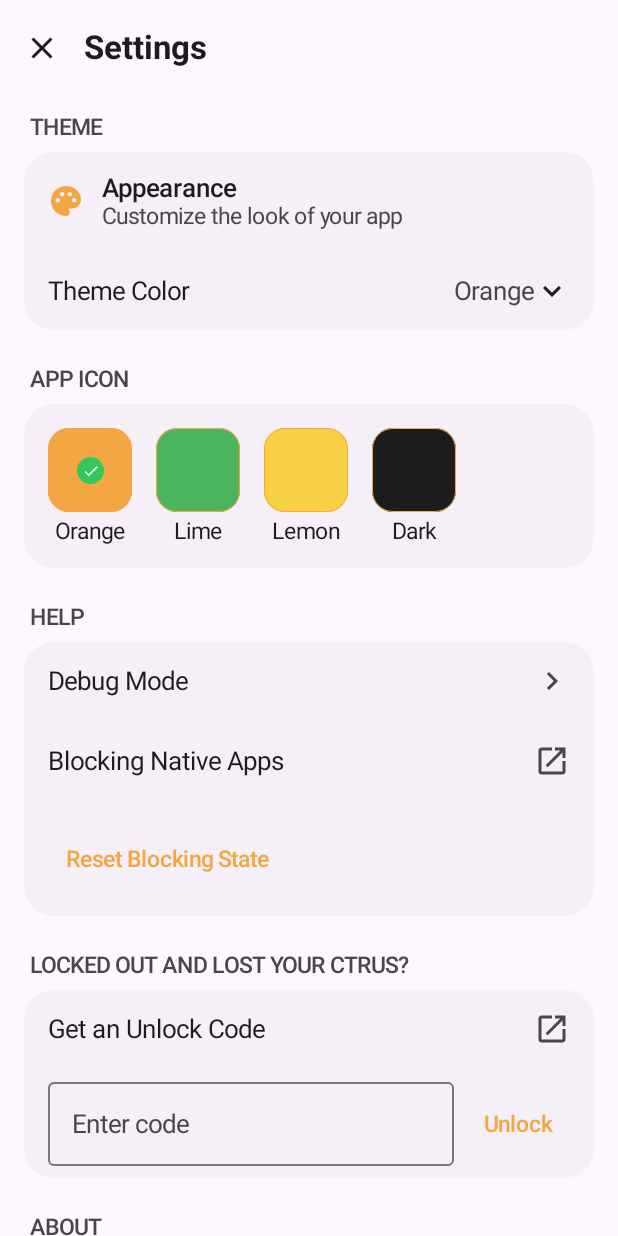
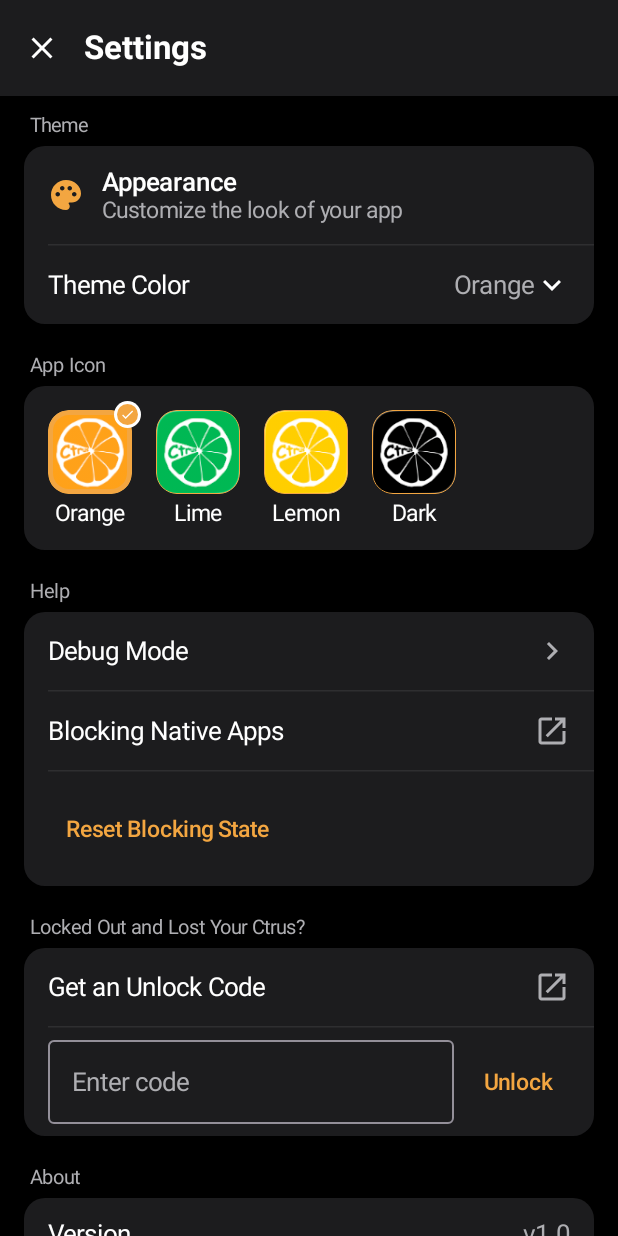
Before and after one commit to Ctrus-dev/Ctrus-Android---Fresh-Start-Every-Tap, an Android app built with Jetpack Compose: the screen it shows after launch (MainActivity), after a tap on "Settings", on a phone screen of 412 x 824 dp. Run offline under Robolectric (Android 15) with nearby library versions, the light colour scheme and no system bars.

Commit message:
Dark theme + real app icon artwork to match iOS
Settings/session screens were rendering in a stock Material3 light scheme while
every iOS reference screenshot is dark — swapped to a dark color scheme (near-black
background, #1C1C1E grouped-row cards) matching iOS's inset-grouped dark list style.
Section headers no longer force uppercase (iOS keeps sentence case).

Ported the 4 real app-icon preview PNGs from the iOS asset catalog
(Assets.xcassets/AppIcon*Preview.imageset) into drawable-xhdpi/ and wired the
Settings "App Icon" row to show them with a proper top-trailing checkmark badge,
instead of flat placeholder color swatches. Also swapped the launcher's own
placeholder "C" glyph for the real orange icon artwork.

Fixed HomeScreen, which intentionally keeps its light pastel background: it was
inheriting the new dark theme's white text color and became illegible. Gives it
fixed dark text colors instead of following the (now dark) theme defaults.

Also: gradle.properties got org.gradle.tooling.parallel=true (external edit, kept
as-is), and Gradle auto-generated gradle/gradle-daemon-jvm.properties pinning the
daemon toolchain to JDK 25 after opening in Android Studio — committed as generated.

```diff
--- a/app/src/main/java/mo/dev/ctrus/theme/Theme.kt
+++ b/app/src/main/java/mo/dev/ctrus/theme/Theme.kt
@@ -2,13 +2,14 @@ package mo.dev.ctrus.theme
 
 import android.content.Context
 import androidx.compose.material3.MaterialTheme
-import androidx.compose.material3.lightColorScheme
+import androidx.compose.material3.darkColorScheme
 import androidx.compose.runtime.Composable
 import androidx.compose.runtime.CompositionLocalProvider
 import androidx.compose.runtime.getValue
 import androidx.compose.runtime.mutableStateOf
 import androidx.compose.runtime.setValue
 import androidx.compose.runtime.staticCompositionLocalOf
+import androidx.compose.ui.graphics.Color
 
 private const val PREFS_NAME = "mo.dev.ctrus.theme"
 private const val KEY_THEME_COLOR_NAME = "CtrusThemeColorName"
@@ -47,13 +48,28 @@ val LocalThemeManager = staticCompositionLocalOf<ThemeManager> {
     error("No ThemeManager provided — wrap content in CtrusTheme")
 }
 
+// The iOS app renders its Settings/list screens in dark mode (near-black background,
+// slightly lighter grouped-row cards) — matched here rather than following the
+// device's system light/dark setting, since that's what every iOS reference
+// screenshot in this project shows.
+private val CtrusBackground = Color(0xFF000000)
+private val CtrusSurface = Color(0xFF1C1C1E)
+private val CtrusSurfaceVariant = Color(0xFF1C1C1E)
+private val CtrusOnSurfaceVariant = Color(0xFFAEAEB2)
+
 @Composable
 fun CtrusTheme(themeManager: ThemeManager, content: @Composable () -> Unit) {
     val themeColor = themeManager.selectedColorOption.color
-    val colorScheme = lightColorScheme(
+    val colorScheme = darkColorScheme(
         primary = themeColor,
         secondary = themeColor,
         tertiary = themeColor,
+        background = CtrusBackground,
+        surface = CtrusSurface,
+        surfaceVariant = CtrusSurfaceVariant,
+        onBackground = Color.White,
+        onSurface = Color.White,
+        onSurfaceVariant = CtrusOnSurfaceVariant,
     )
 
     CompositionLocalProvider(LocalThemeManager provides themeManager) {
--- a/app/src/main/java/mo/dev/ctrus/ui/home/HomeScreen.kt
+++ b/app/src/main/java/mo/dev/ctrus/ui/home/HomeScreen.kt
@@ -22,9 +22,16 @@ import androidx.compose.material3.Text
 import androidx.compose.runtime.Composable
 import androidx.compose.ui.Alignment
 import androidx.compose.ui.Modifier
+import androidx.compose.ui.graphics.Color
 import androidx.compose.ui.unit.dp
 import mo.dev.ctrus.theme.ThemeManager
 import mo.dev.ctrus.theme.pastelBackground
+
+// This screen has a light pastel background regardless of the app-wide dark
+// theme used elsewhere (Settings, Active Session), so its text needs fixed
+// dark colors instead of the (white) theme defaults meant for dark surfaces.
+private val HomeOnPastel = Color(0xFF1C1C1E)
+private val HomeOnPastelVariant = Color(0xFF6B6B70)
 
 /**
  * Placeholder for the profile list / "Fresh Start" entry point (iOS HomeView.swift).
@@ -49,7 +56,7 @@ fun HomeScreen(
             horizontalArrangement = Arrangement.End
         ) {
             IconButton(onClick = onOpenSettings) {
-                Icon(Icons.Filled.Settings, contentDescription = "Settings")
+                Icon(Icons.Filled.Settings, contentDescription = "Settings", tint = HomeOnPastel)
             }
         }
 
@@ -61,19 +68,22 @@ fun HomeScreen(
             Text(
                 "Ctrus",
                 style = MaterialTheme.typography.headlineLarge,
-                color = MaterialTheme.colorScheme.onSurface
+                color = HomeOnPastel
             )
             Spacer(Modifier.height(8.dp))
             Text(
                 "Fresh Start, Every Tap",
                 style = MaterialTheme.typography.bodyLarge,
-                color = MaterialTheme.colorScheme.onSurfaceVariant
+                color = HomeOnPastelVariant
             )
             Spacer(Modifier.height(32.dp))
             Button(
                 onClick = onStartFocus,
                 shape = RoundedCornerShape(28.dp),
-                colors = ButtonDefaults.buttonColors(containerColor = themeColor)
+                colors = ButtonDefaults.buttonColors(
+                    containerColor = themeColor,
+                    contentColor = Color.White
+                )
             ) {
                 Text("Start Focus Session")
             }
--- a/app/src/main/java/mo/dev/ctrus/ui/settings/SettingsComponents.kt
+++ b/app/src/main/java/mo/dev/ctrus/ui/settings/SettingsComponents.kt
@@ -19,7 +19,9 @@ import androidx.compose.runtime.Composable
 import androidx.compose.ui.Alignment
 import androidx.compose.ui.Modifier
 import androidx.compose.ui.graphics.Color
+import androidx.compose.ui.text.font.FontWeight
 import androidx.compose.ui.unit.dp
+import androidx.compose.ui.unit.sp
 
 /** Mirrors a SwiftUI `Section("...")` inside an inset-grouped Form. */
 @Composable
@@ -28,20 +30,21 @@ fun SettingsSection(
     modifier: Modifier = Modifier,
     content: @Composable ColumnScope.() -> Unit
 ) {
-    Column(modifier = modifier.fillMaxWidth().padding(bottom = 24.dp)) {
+    Column(modifier = modifier.fillMaxWidth().padding(bottom = 20.dp)) {
         Text(
-            text = title.uppercase(),
-            style = MaterialTheme.typography.labelLarge,
+            text = title,
+            fontSize = 13.sp,
+            fontWeight = FontWeight.Normal,
             color = MaterialTheme.colorScheme.onSurfaceVariant,
-            modifier = Modifier.padding(start = 20.dp, bottom = 8.dp)
+            modifier = Modifier.padding(start = 20.dp, bottom = 6.dp)
         )
         Column(
             modifier = Modifier
                 .fillMaxWidth()
                 .padding(horizontal = 16.dp)
                 .background(
-                    MaterialTheme.colorScheme.surfaceVariant.copy(alpha = 0.4f),
-                    RoundedCornerShape(20.dp)
+                    MaterialTheme.colorScheme.surfaceVariant,
+                    RoundedCornerShape(14.dp)
                 ),
             content = content
         )
--- a/app/src/main/java/mo/dev/ctrus/ui/settings/SettingsScreen.kt
+++ b/app/src/main/java/mo/dev/ctrus/ui/settings/SettingsScreen.kt
@@ -1,5 +1,6 @@
 package mo.dev.ctrus.ui.settings
 
+import androidx.compose.foundation.Image
 import androidx.compose.foundation.background
 import androidx.compose.foundation.border
 import androidx.compose.foundation.layout.Arrangement
@@ -11,6 +12,7 @@ import androidx.compose.foundation.layout.Spacer
 import androidx.compose.foundation.layout.fillMaxSize
 import androidx.compose.foundation.layout.fillMaxWidth
 import androidx.compose.foundation.layout.height
+import androidx.compose.foundation.layout.offset
 import androidx.compose.foundation.layout.padding
 import androidx.compose.foundation.layout.size
 import androidx.compose.foundation.layout.width
@@ -44,20 +46,22 @@ import androidx.compose.runtime.remember
 import androidx.compose.runtime.setValue
 import androidx.compose.ui.Alignment
 import androidx.compose.ui.Modifier
+import androidx.compose.ui.draw.clip
 import androidx.compose.ui.graphics.Color
+import androidx.compose.ui.res.painterResource
 import androidx.compose.ui.unit.dp
+import mo.dev.ctrus.R
 import mo.dev.ctrus.theme.ThemeColorOption
 import mo.dev.ctrus.theme.ThemeManager
 import mo.dev.ctrus.util.clickableNoRipple
 
-private data class AppIconOption(val label: String, val swatch: Color?)
-
-private val appIconOptions = listOf(
-    AppIconOption("Orange", ThemeColorOption.Orange.color),
-    AppIconOption("Lime", ThemeColorOption.Lime.color),
-    AppIconOption("Lemon", ThemeColorOption.Lemon.color),
-    AppIconOption("Dark", null),
-)
+/** Matches the real preview artwork ported from the iOS asset catalog (AppIconPicker.swift). */
+private enum class AppIconAsset(val label: String, val drawableRes: Int) {
+    Orange("Orange", R.drawable.ic_app_icon_orange),
+    Lime("Lime", R.drawable.ic_app_icon_lime),
+    Lemon("Lemon", R.drawable.ic_app_icon_lemon),
+    Dark("Dark", R.drawable.ic_app_icon_dark),
+}
 
 @OptIn(ExperimentalMaterial3Api::class)
 @Composable
@@ -72,7 +76,7 @@ fun SettingsScreen(
     onValidateUnlockCode: (String) -> Boolean,
     onDebugModeClick: () -> Unit = {},
 ) {
-    var selectedAppIcon by remember { mutableStateOf(appIconOptions.first()) }
+    var selectedAppIcon by remember { mutableStateOf(AppIconAsset.Orange) }
     var showResetAlert by remember { mutableStateOf(false) }
     var showInvalidCodeAlert by remember { mutableStateOf(false) }
     var unlockCode by remember { mutableStateOf("") }
@@ -306,40 +310,44 @@ private fun ThemeColorRow(themeManager: ThemeManager) {
 }
 
 @Composable
-private fun AppIconRow(selected: AppIconOption, onSelect: (AppIconOption) -> Unit) {
+private fun AppIconRow(selected: AppIconAsset, onSelect: (AppIconAsset) -> Unit) {
     LazyRow(
         contentPadding = PaddingValues(horizontal = 16.dp, vertical = 16.dp),
         horizontalArrangement = Arrangement.spacedBy(16.dp)
     ) {
-        items(appIconOptions) { option ->
+        items(AppIconAsset.entries) { option ->
+            val isSelected = option == selected
             Column(horizontalAlignment = Alignment.CenterHorizontally) {
-                Box(
+                Box {
+                    Image(
+                        painter = painterResource(id = option.drawableRes),
+                        contentDescription = option.label,
                         modifier = Modifier
                             .size(56.dp)
-                        .background(
-                            option.swatch ?: Color(0xFF1C1C1E),
-                            RoundedCornerShape(14.dp)
-                        )
+                            .clip(RoundedCornerShape(14.dp))
                             .border(
-                            width = if (option == selected) 2.dp else 0.dp,
+                                width = if (isSelected) 3.dp else 0.dp,
                                 color = MaterialTheme.colorScheme.primary,
                                 shape = RoundedCornerShape(14.dp)
                             )
-                        .clickableNoRipple { onSelect(option) },
-                    contentAlignment = Alignment.Center
-                ) {
-                    if (option == selected) {
+                            .clickableNoRipple { onSelect(option) }
+                    )
+                    if (isSelected) {
                         Box(
                             modifier = Modifier
+                                .align(Alignment.TopEnd)
+                                .offset(x = 6.dp, y = (-6).dp)
                                 .size(18.dp)
-                                .background(Color(0xFF34C759), CircleShape),
+                                .background(Color.White, CircleShape)
+                                .padding(2.dp)
+                                .background(MaterialTheme.colorScheme.primary, CircleShape),
                             contentAlignment = Alignment.Center
                         ) {
                             Icon(
                                 Icons.Filled.Check,
                                 contentDescription = null,
                                 tint = Color.White,
-                                modifier = Modifier.size(12.dp)
+                                modifier = Modifier.size(10.dp)
                             )
                         }
                     }
--- a/app/src/main/res/drawable/ic_launcher_background.xml
+++ /dev/null
@@ -1,6 +0,0 @@
-<?xml version="1.0" encoding="utf-8"?>
-<!-- Placeholder background using the Orange theme color; swap for the real Ctrus artwork -->
-<shape xmlns:android="http://schemas.android.com/apk/res/android"
-    android:shape="rectangle">
-    <solid android:color="#F3A641" />
-</shape>
--- a/app/src/main/res/mipmap-anydpi-v26/ic_launcher.xml
+++ /dev/null
@@ -1,5 +0,0 @@
-<?xml version="1.0" encoding="utf-8"?>
-<adaptive-icon xmlns:android="http://schemas.android.com/apk/res/android">
-    <background android:drawable="@drawable/ic_launcher_background" />
-    <foreground android:drawable="@drawable/ic_launcher_foreground" />
-</adaptive-icon>
--- a/app/src/main/res/mipmap-anydpi-v26/ic_launcher_round.xml
+++ /dev/null
@@ -1,5 +0,0 @@
-<?xml version="1.0" encoding="utf-8"?>
-<adaptive-icon xmlns:android="http://schemas.android.com/apk/res/android">
-    <background android:drawable="@drawable/ic_launcher_background" />
-    <foreground android:drawable="@drawable/ic_launcher_foreground" />
-</adaptive-icon>
--- a/gradle.properties
+++ b/gradle.properties
@@ -3,3 +3,6 @@ org.gradle.parallel=true
 android.useAndroidX=true
 android.nonTransitiveRClass=true
 kotlin.code.style=official
+
+# Enabled parallel sync for Gradle 9.4+
+org.gradle.tooling.parallel=true
```
Also changed, not shown: app/src/main/res/drawable/ic_launcher_foreground.xml (deleted, +0 -11 lines), app/src/main/res/drawable-xhdpi/ic_app_icon_dark.png (added), app/src/main/res/drawable-xhdpi/ic_app_icon_lemon.png (added), app/src/main/res/drawable-xhdpi/ic_app_icon_lime.png (added), app/src/main/res/drawable-xhdpi/ic_app_icon_orange.png (added), app/src/main/res/mipmap-xhdpi/ic_launcher.png (added), app/src/main/res/mipmap-xhdpi/ic_launcher_round.png (added), 1 other file. Lines whose indentation alone changed are shown as unchanged.
